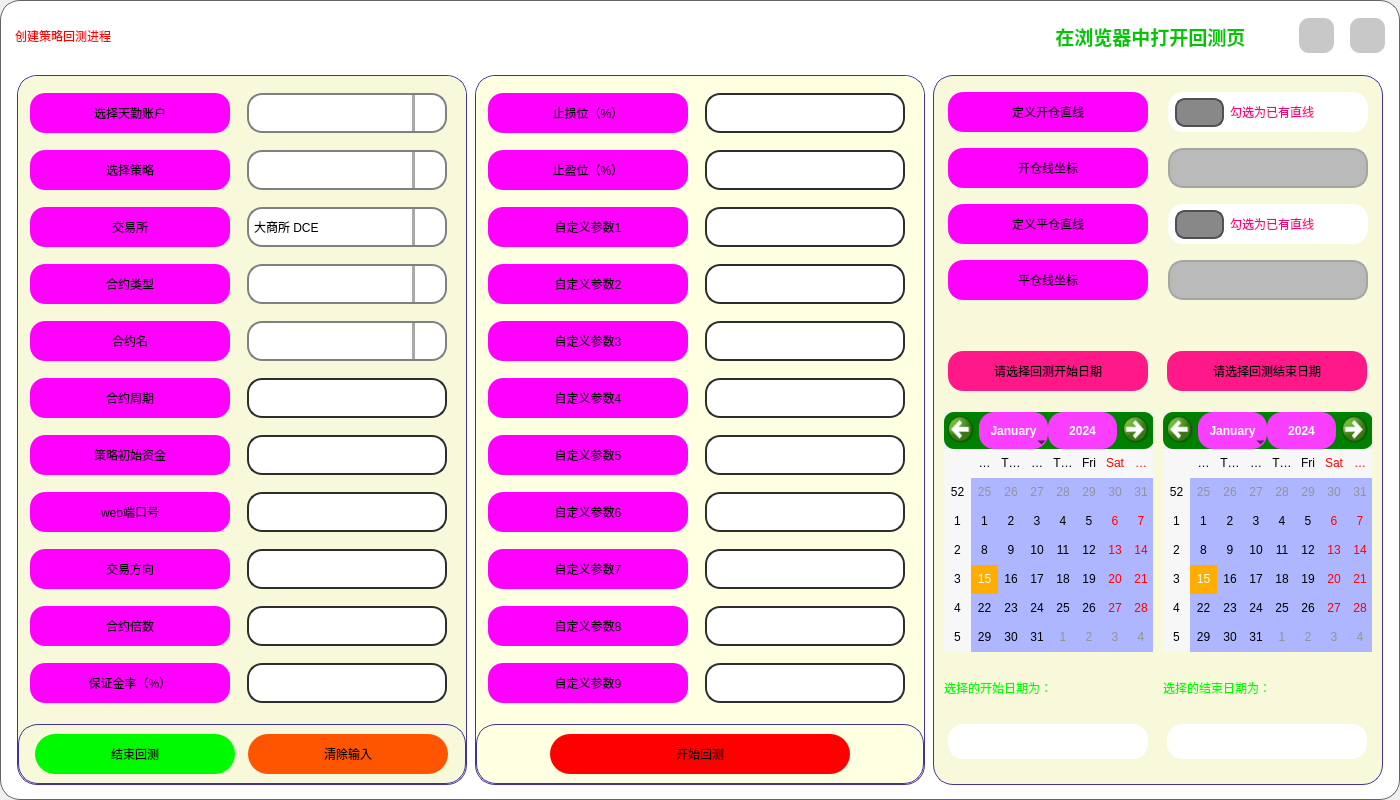
Before: the Qt Designer form UI/CreateBackTestProcess_light.ui in shiyindebcd/ProcessTrader, drawn with Qt 5.
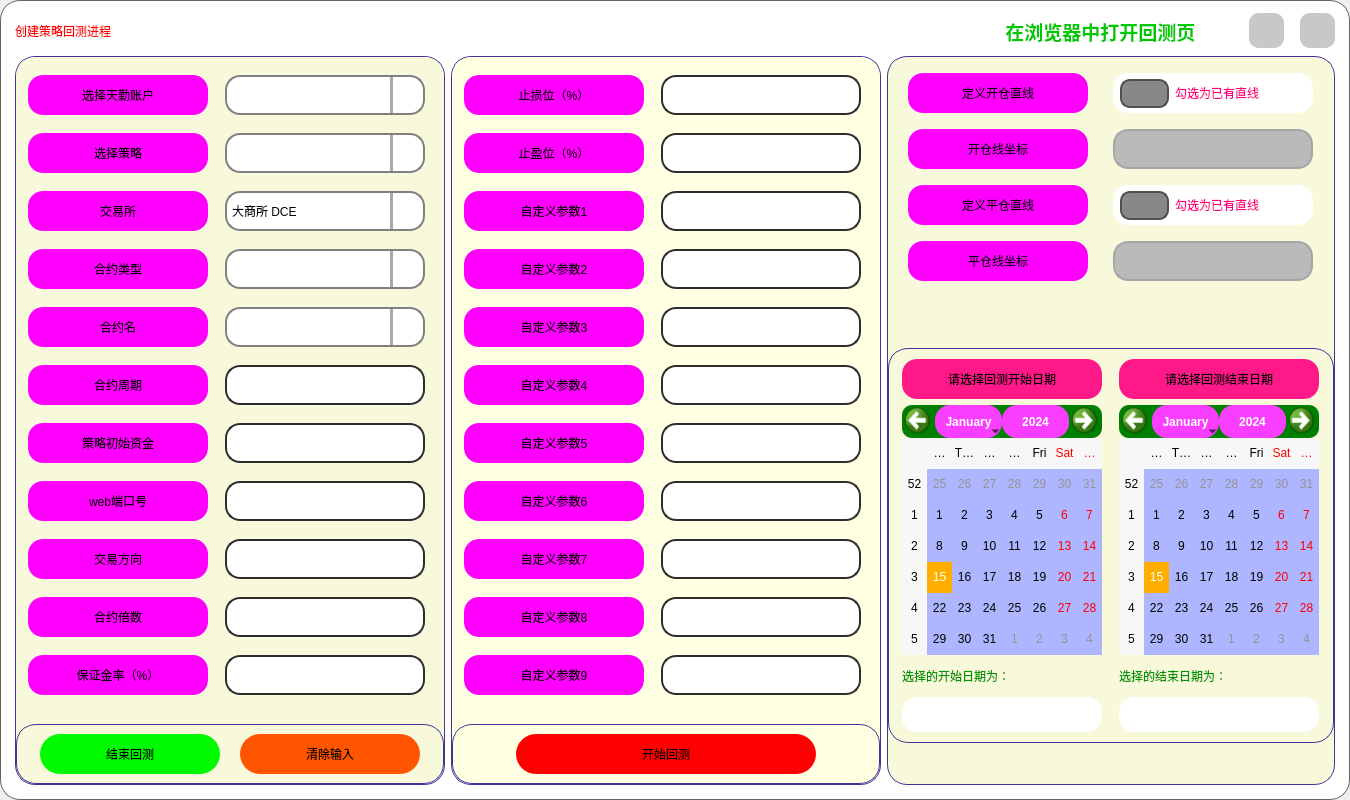
After: the same form once the commit is applied. Icons and pictures are not drawn.

The edit to the form file:
```diff
--- a/UI/CreateBackTestProcess_light.ui
+++ b/UI/CreateBackTestProcess_light.ui
@@ -6,19 +6,19 @@
    <rect>
     <x>0</x>
     <y>0</y>
-    <width>1400</width>
+    <width>1350</width>
     <height>800</height>
    </rect>
   </property>
   <property name="minimumSize">
    <size>
-    <width>1400</width>
-    <height>800</height>
+    <width>0</width>
+    <height>0</height>
    </size>
   </property>
   <property name="maximumSize">
    <size>
-    <width>1400</width>
+    <width>1350</width>
     <height>800</height>
    </size>
   </property>
@@ -46,6 +46,18 @@
    </property>
    <item>
     <widget class="QFrame" name="frame_3">
+     <property name="minimumSize">
+      <size>
+       <width>1350</width>
+       <height>800</height>
+      </size>
+     </property>
+     <property name="maximumSize">
+      <size>
+       <width>1350</width>
+       <height>800</height>
+      </size>
+     </property>
      <property name="styleSheet">
       <string notr="true">QFrame {
 	background-color: rgb(255, 255, 255);
@@ -111,7 +123,7 @@
            <property name="minimumSize">
             <size>
              <width>0</width>
-             <height>50</height>
+             <height>40</height>
             </size>
            </property>
            <property name="maximumSize">
@@ -121,7 +133,7 @@
             </size>
            </property>
            <property name="styleSheet">
-            <string notr="true">font: 700 20pt &quot;等线&quot;;
+            <string notr="true">font: 700 18pt &quot;等线&quot;;
 color: rgb(255, 0, 0);
 border: none;</string>
            </property>
@@ -373,6 +385,9 @@
          <enum>QFrame::Raised</enum>
         </property>
         <layout class="QHBoxLayout" name="horizontalLayout">
+         <property name="topMargin">
+          <number>0</number>
+         </property>
          <item>
           <widget class="QFrame" name="frame_93">
            <property name="sizePolicy">
@@ -383,13 +398,13 @@
            </property>
            <property name="minimumSize">
             <size>
-             <width>450</width>
+             <width>420</width>
              <height>400</height>
             </size>
            </property>
            <property name="maximumSize">
             <size>
-             <width>450</width>
+             <width>430</width>
              <height>16333512</height>
             </size>
            </property>
@@ -427,6 +442,12 @@
             </property>
             <item>
              <widget class="QFrame" name="frame_8">
+              <property name="maximumSize">
+               <size>
+                <width>430</width>
+                <height>16777215</height>
+               </size>
+              </property>
               <property name="styleSheet">
                <string notr="true">QFrame {	
 	border: none;
@@ -467,13 +488,13 @@
                  </property>
                  <property name="minimumSize">
                   <size>
-                   <width>205</width>
+                   <width>185</width>
                    <height>0</height>
                   </size>
                  </property>
                  <property name="maximumSize">
                   <size>
-                   <width>205</width>
+                   <width>185</width>
                    <height>1000</height>
                   </size>
                  </property>
@@ -509,13 +530,13 @@
                     </property>
                     <property name="minimumSize">
                      <size>
-                      <width>200</width>
+                      <width>180</width>
                       <height>40</height>
                      </size>
                     </property>
                     <property name="maximumSize">
                      <size>
-                      <width>200</width>
+                      <width>180</width>
                       <height>40</height>
                      </size>
                     </property>
@@ -553,13 +574,13 @@
                     </property>
                     <property name="minimumSize">
                      <size>
-                      <width>200</width>
+                      <width>180</width>
                       <height>40</height>
                      </size>
                     </property>
                     <property name="maximumSize">
                      <size>
-                      <width>200</width>
+                      <width>180</width>
                       <height>40</height>
                      </size>
                     </property>
@@ -594,13 +615,13 @@
                    <widget class="QLabel" name="label_exchange">
                     <property name="minimumSize">
                      <size>
-                      <width>200</width>
+                      <width>180</width>
                       <height>40</height>
                      </size>
                     </property>
                     <property name="maximumSize">
                      <size>
-                      <width>200</width>
+                      <width>180</width>
                       <height>40</height>
                      </size>
                     </property>
@@ -635,13 +656,13 @@
                    <widget class="QLabel" name="label_5">
                     <property name="minimumSize">
                      <size>
-                      <width>200</width>
+                      <width>180</width>
                       <height>40</height>
                      </size>
                     </property>
                     <property name="maximumSize">
                      <size>
-                      <width>200</width>
+                      <width>180</width>
                       <height>40</height>
                      </size>
                     </property>
@@ -673,13 +694,13 @@
                    <widget class="QLabel" name="label_symbol">
                     <property name="minimumSize">
                      <size>
-                      <width>200</width>
+                      <width>180</width>
                       <height>40</height>
                      </size>
                     </property>
                     <property name="maximumSize">
                      <size>
-                      <width>200</width>
+                      <width>180</width>
                       <height>40</height>
                      </size>
                     </property>
@@ -711,13 +732,13 @@
                    <widget class="QLabel" name="label_symbol_period">
                     <property name="minimumSize">
                      <size>
-                      <width>200</width>
+                      <width>180</width>
                       <height>40</height>
                      </size>
                     </property>
                     <property name="maximumSize">
                      <size>
-                      <width>200</width>
+                      <width>180</width>
                       <height>40</height>
                      </size>
                     </property>
@@ -752,13 +773,13 @@
                    <widget class="QLabel" name="label_initial_capital">
                     <property name="minimumSize">
                      <size>
-                      <width>200</width>
+                      <width>180</width>
                       <height>40</height>
                      </size>
                     </property>
                     <property name="maximumSize">
                      <size>
-                      <width>200</width>
+                      <width>180</width>
                       <height>40</height>
                      </size>
                     </property>
@@ -793,13 +814,13 @@
                    <widget class="QLabel" name="label_web_port">
                     <property name="minimumSize">
                      <size>
-                      <width>200</width>
+                      <width>180</width>
                       <height>40</height>
                      </size>
                     </property>
                     <property name="maximumSize">
                      <size>
-                      <width>200</width>
+                      <width>180</width>
                       <height>40</height>
                      </size>
                     </property>
@@ -834,13 +855,13 @@
                    <widget class="QLabel" name="label_orientation">
                     <property name="minimumSize">
                      <size>
-                      <width>200</width>
+                      <width>180</width>
                       <height>40</height>
                      </size>
                     </property>
                     <property name="maximumSize">
                      <size>
-                      <width>200</width>
+                      <width>180</width>
                       <height>40</height>
                      </size>
                     </property>
@@ -875,13 +896,13 @@
                    <widget class="QLabel" name="label_contract_multiples">
                     <property name="minimumSize">
                      <size>
-                      <width>200</width>
+                      <width>180</width>
                       <height>40</height>
                      </size>
                     </property>
                     <property name="maximumSize">
                      <size>
-                      <width>200</width>
+                      <width>180</width>
                       <height>40</height>
                      </size>
                     </property>
@@ -916,13 +937,13 @@
                    <widget class="QLabel" name="label_margin_rate">
                     <property name="minimumSize">
                      <size>
-                      <width>200</width>
+                      <width>180</width>
                       <height>40</height>
                      </size>
                     </property>
                     <property name="maximumSize">
                      <size>
-                      <width>200</width>
+                      <width>180</width>
                       <height>40</height>
                      </size>
                     </property>
@@ -1944,13 +1965,13 @@
                 <widget class="QPushButton" name="Btn_stop_backtest">
                  <property name="minimumSize">
                   <size>
-                   <width>200</width>
+                   <width>180</width>
                    <height>40</height>
                   </size>
                  </property>
                  <property name="maximumSize">
                   <size>
-                   <width>200</width>
+                   <width>180</width>
                    <height>40</height>
                   </size>
                  </property>
@@ -1982,13 +2003,13 @@
                 <widget class="QPushButton" name="Btn_clear_backtest_parameters">
                  <property name="minimumSize">
                   <size>
-                   <width>200</width>
+                   <width>180</width>
                    <height>40</height>
                   </size>
                  </property>
                  <property name="maximumSize">
                   <size>
-                   <width>200</width>
+                   <width>180</width>
                    <height>40</height>
                   </size>
                  </property>
@@ -2032,13 +2053,13 @@
            </property>
            <property name="minimumSize">
             <size>
-             <width>450</width>
+             <width>420</width>
              <height>0</height>
             </size>
            </property>
            <property name="maximumSize">
             <size>
-             <width>450</width>
+             <width>430</width>
              <height>16777215</height>
             </size>
            </property>
@@ -2116,13 +2137,13 @@
                  </property>
                  <property name="minimumSize">
                   <size>
-                   <width>205</width>
+                   <width>185</width>
                    <height>0</height>
                   </size>
                  </property>
                  <property name="maximumSize">
                   <size>
-                   <width>205</width>
+                   <width>185</width>
                    <height>1000</height>
                   </size>
                  </property>
@@ -2155,13 +2176,13 @@
                    <widget class="QLabel" name="label_stop_loss">
                     <property name="minimumSize">
                      <size>
-                      <width>200</width>
+                      <width>180</width>
                       <height>40</height>
                      </size>
                     </property>
                     <property name="maximumSize">
                      <size>
-                      <width>200</width>
+                      <width>180</width>
                       <height>40</height>
                      </size>
                     </property>
@@ -2196,13 +2217,13 @@
                    <widget class="QLabel" name="label_stop_profit">
                     <property name="minimumSize">
                      <size>
-                      <width>200</width>
+                      <width>180</width>
                       <height>40</height>
                      </size>
                     </property>
                     <property name="maximumSize">
                      <size>
-                      <width>200</width>
+                      <width>180</width>
                       <height>40</height>
                      </size>
                     </property>
@@ -2237,13 +2258,13 @@
                    <widget class="QLabel" name="label_Customized_parameters1">
                     <property name="minimumSize">
                      <size>
-                      <width>200</width>
+                      <width>180</width>
                       <height>40</height>
                      </size>
                     </property>
                     <property name="maximumSize">
                      <size>
-                      <width>200</width>
+                      <width>180</width>
                       <height>40</height>
                      </size>
                     </property>
@@ -2278,13 +2299,13 @@
                    <widget class="QLabel" name="label_Customized_parameters2">
                     <property name="minimumSize">
                      <size>
-                      <width>200</width>
+                      <width>180</width>
                       <height>40</height>
                      </size>
                     </property>
                     <property name="maximumSize">
                      <size>
-                      <width>200</width>
+                      <width>180</width>
                       <height>40</height>
                      </size>
                     </property>
@@ -2319,13 +2340,13 @@
                    <widget class="QLabel" name="label_Customized_parameters3">
                     <property name="minimumSize">
                      <size>
-                      <width>200</width>
+                      <width>180</width>
                       <height>40</height>
                      </size>
                     </property>
                     <property name="maximumSize">
                      <size>
-                      <width>200</width>
+                      <width>180</width>
                       <height>40</height>
                      </size>
                     </property>
@@ -2360,13 +2381,13 @@
                    <widget class="QLabel" name="label_Customized_parameters4">
                     <property name="minimumSize">
                      <size>
-                      <width>200</width>
+                      <width>180</width>
                       <height>40</height>
                      </size>
                     </property>
                     <property name="maximumSize">
                      <size>
-                      <width>200</width>
+                      <width>180</width>
                       <height>40</height>
                      </size>
                     </property>
@@ -2401,13 +2422,13 @@
                    <widget class="QLabel" name="label_Customized_parameters5">
                     <property name="minimumSize">
                      <size>
-                      <width>200</width>
+                      <width>180</width>
                       <height>40</height>
                      </size>
                     </property>
                     <property name="maximumSize">
                      <size>
-                      <width>200</width>
+                      <width>180</width>
                       <height>40</height>
                      </size>
                     </property>
@@ -2442,13 +2463,13 @@
                    <widget class="QLabel" name="label_Customized_parameters6">
                     <property name="minimumSize">
                      <size>
-                      <width>200</width>
+                      <width>180</width>
                       <height>40</height>
                      </size>
                     </property>
                     <property name="maximumSize">
                      <size>
-                      <width>200</width>
+                      <width>180</width>
                       <height>40</height>
                      </size>
                     </property>
@@ -2483,13 +2504,13 @@
                    <widget class="QLabel" name="label_Customized_parameters7">
                     <property name="minimumSize">
                      <size>
-                      <width>200</width>
+                      <width>180</width>
                       <height>40</height>
                      </size>
                     </property>
                     <property name="maximumSize">
                      <size>
-                      <width>200</width>
+                      <width>180</width>
                       <height>40</height>
                      </size>
                     </property>
@@ -2524,13 +2545,13 @@
                    <widget class="QLabel" name="label_Customized_parameters8">
                     <property name="minimumSize">
                      <size>
-                      <width>200</width>
+                      <width>180</width>
                       <height>40</height>
                      </size>
                     </property>
                     <property name="maximumSize">
                      <size>
-                      <width>200</width>
+                      <width>180</width>
                       <height>40</height>
                      </size>
                     </property>
@@ -2565,13 +2586,13 @@
                    <widget class="QLabel" name="label_Customized_parameters9">
                     <property name="minimumSize">
                      <size>
-                      <width>200</width>
+                      <width>180</width>
                       <height>40</height>
                      </size>
                     </property>
                     <property name="maximumSize">
                      <size>
-                      <width>200</width>
+                      <width>180</width>
                       <height>40</height>
                      </size>
                     </property>
@@ -3146,7 +3167,7 @@
            </property>
            <property name="minimumSize">
             <size>
-             <width>450</width>
+             <width>430</width>
              <height>0</height>
             </size>
            </property>
@@ -3174,7 +3195,7 @@
            </property>
            <layout class="QVBoxLayout" name="verticalLayout_8">
             <property name="spacing">
-             <number>20</number>
+             <number>10</number>
             </property>
             <property name="leftMargin">
              <number>0</number>
@@ -3240,6 +3261,18 @@
                </property>
                <item>
                 <widget class="QFrame" name="frame_4">
+                 <property name="minimumSize">
+                  <size>
+                   <width>185</width>
+                   <height>0</height>
+                  </size>
+                 </property>
+                 <property name="maximumSize">
+                  <size>
+                   <width>185</width>
+                   <height>16777215</height>
+                  </size>
+                 </property>
                  <property name="frameShape">
                   <enum>QFrame::StyledPanel</enum>
                  </property>
@@ -3266,13 +3299,13 @@
                    <widget class="QLabel" name="lable_whether_open_line">
                     <property name="minimumSize">
                      <size>
-                      <width>200</width>
+                      <width>180</width>
                       <height>40</height>
                      </size>
                     </property>
                     <property name="maximumSize">
                      <size>
-                      <width>200</width>
+                      <width>180</width>
                       <height>40</height>
                      </size>
                     </property>
@@ -3307,13 +3340,13 @@
                    <widget class="QLabel" name="label_open_line_Coordinates">
                     <property name="minimumSize">
                      <size>
-                      <width>200</width>
+                      <width>180</width>
                       <height>40</height>
                      </size>
                     </property>
                     <property name="maximumSize">
                      <size>
-                      <width>200</width>
+                      <width>180</width>
                       <height>40</height>
                      </size>
                     </property>
@@ -3348,13 +3381,13 @@
                    <widget class="QLabel" name="label_whether_close_line">
                     <property name="minimumSize">
                      <size>
-                      <width>200</width>
+                      <width>180</width>
                       <height>40</height>
                      </size>
                     </property>
                     <property name="maximumSize">
                      <size>
-                      <width>200</width>
+                      <width>180</width>
                       <height>40</height>
                      </size>
                     </property>
@@ -3389,13 +3422,13 @@
                    <widget class="QLabel" name="label_close_line_Coordinates">
                     <property name="minimumSize">
                      <size>
-                      <width>200</width>
+                      <width>180</width>
                       <height>40</height>
                      </size>
                     </property>
                     <property name="maximumSize">
                      <size>
-                      <width>200</width>
+                      <width>180</width>
                       <height>40</height>
                      </size>
                     </property>
@@ -3646,6 +3679,19 @@
               </layout>
              </widget>
             </item>
+            <item>
+             <spacer name="verticalSpacer">
+              <property name="orientation">
+               <enum>Qt::Vertical</enum>
+              </property>
+              <property name="sizeHint" stdset="0">
+               <size>
+                <width>20</width>
+                <height>1</height>
+               </size>
+              </property>
+             </spacer>
+            </item>
             <item>
              <widget class="QFrame" name="frame_98">
               <property name="sizePolicy">
@@ -3663,12 +3709,9 @@
               <property name="styleSheet">
                <string notr="true">QFrame {	
 	background-color: transparent;
-	border-radius: 15px;
-	border: none;
+	border: 1px solid rgb(65, 51, 156);
 }
-QFrame:hover {
-	border:none;
-}</string>
+</string>
               </property>
               <property name="frameShape">
                <enum>QFrame::StyledPanel</enum>
@@ -3684,7 +3727,7 @@
                 <number>10</number>
                </property>
                <property name="topMargin">
-                <number>0</number>
+                <number>10</number>
                </property>
                <property name="rightMargin">
                 <number>10</number>
@@ -3706,6 +3749,9 @@
                    <height>500</height>
                   </size>
                  </property>
+                 <property name="styleSheet">
+                  <string notr="true">border: none;</string>
+                 </property>
                  <property name="frameShape">
                   <enum>QFrame::StyledPanel</enum>
                  </property>
@@ -3769,14 +3815,14 @@
                    <widget class="QCalendarWidget" name="calendar_backtest_startdate">
                     <property name="minimumSize">
                      <size>
-                      <width>210</width>
-                      <height>240</height>
+                      <width>200</width>
+                      <height>250</height>
                      </size>
                     </property>
                     <property name="maximumSize">
                      <size>
-                      <width>210</width>
-                      <height>240</height>
+                      <width>200</width>
+                      <height>250</height>
                      </size>
                     </property>
                     <property name="styleSheet">
@@ -3856,7 +3902,7 @@
                     </property>
                     <property name="styleSheet">
                      <string notr="true">font: 700 16pt &quot;等线&quot;;
-color: rgb(0, 255, 0);
+color: rgb(0, 150, 0);
 border: none;</string>
                     </property>
                     <property name="text">
@@ -3919,6 +3965,9 @@
                    <height>500</height>
                   </size>
                  </property>
+                 <property name="styleSheet">
+                  <string notr="true">border: none;</string>
+                 </property>
                  <property name="frameShape">
                   <enum>QFrame::StyledPanel</enum>
                  </property>
@@ -3982,14 +4031,14 @@
                    <widget class="QCalendarWidget" name="calendar_backtest_enddate">
                     <property name="minimumSize">
                      <size>
-                      <width>210</width>
-                      <height>240</height>
+                      <width>200</width>
+                      <height>250</height>
                      </size>
                     </property>
                     <property name="maximumSize">
                      <size>
-                      <width>210</width>
-                      <height>240</height>
+                      <width>200</width>
+                      <height>250</height>
                      </size>
                     </property>
                     <property name="styleSheet">
@@ -4069,7 +4118,7 @@
                     </property>
                     <property name="styleSheet">
                      <string notr="true">font: 700 16pt &quot;等线&quot;;
-color: rgb(0, 255, 0);
+color: rgb(0, 150, 0);
 border: none;</string>
                     </property>
                     <property name="text">
@@ -4121,6 +4170,19 @@
               </layout>
              </widget>
             </item>
+            <item>
+             <spacer name="verticalSpacer_2">
+              <property name="orientation">
+               <enum>Qt::Vertical</enum>
+              </property>
+              <property name="sizeHint" stdset="0">
+               <size>
+                <width>20</width>
+                <height>40</height>
+               </size>
+              </property>
+             </spacer>
+            </item>
            </layout>
           </widget>
          </item>
```
